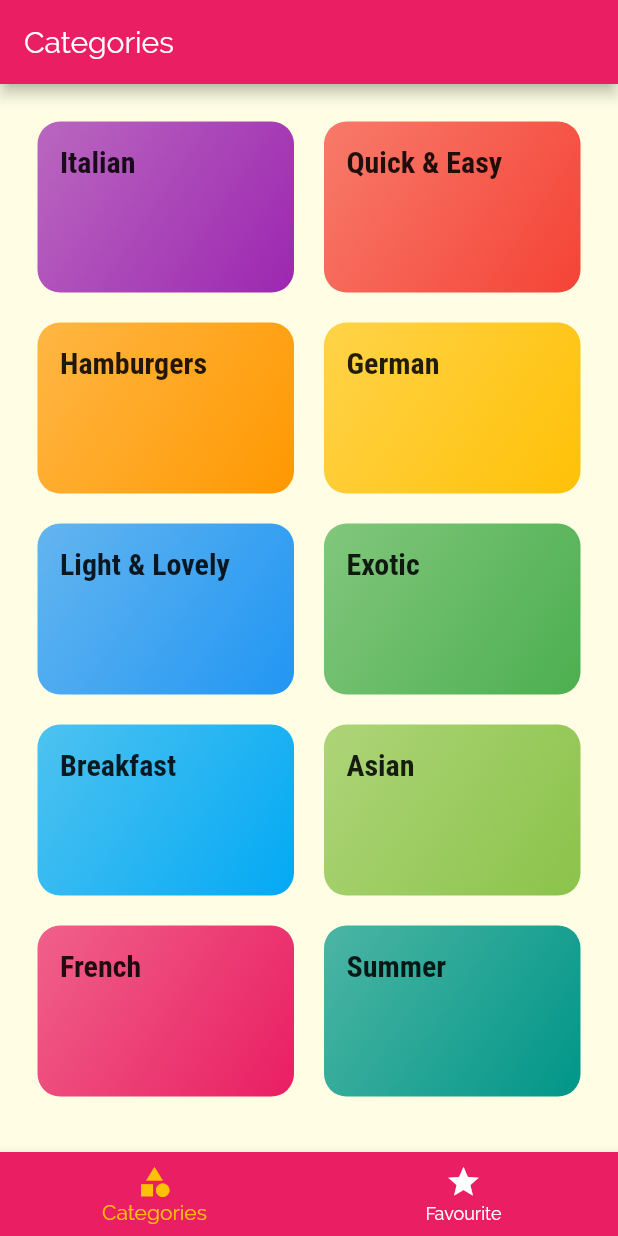
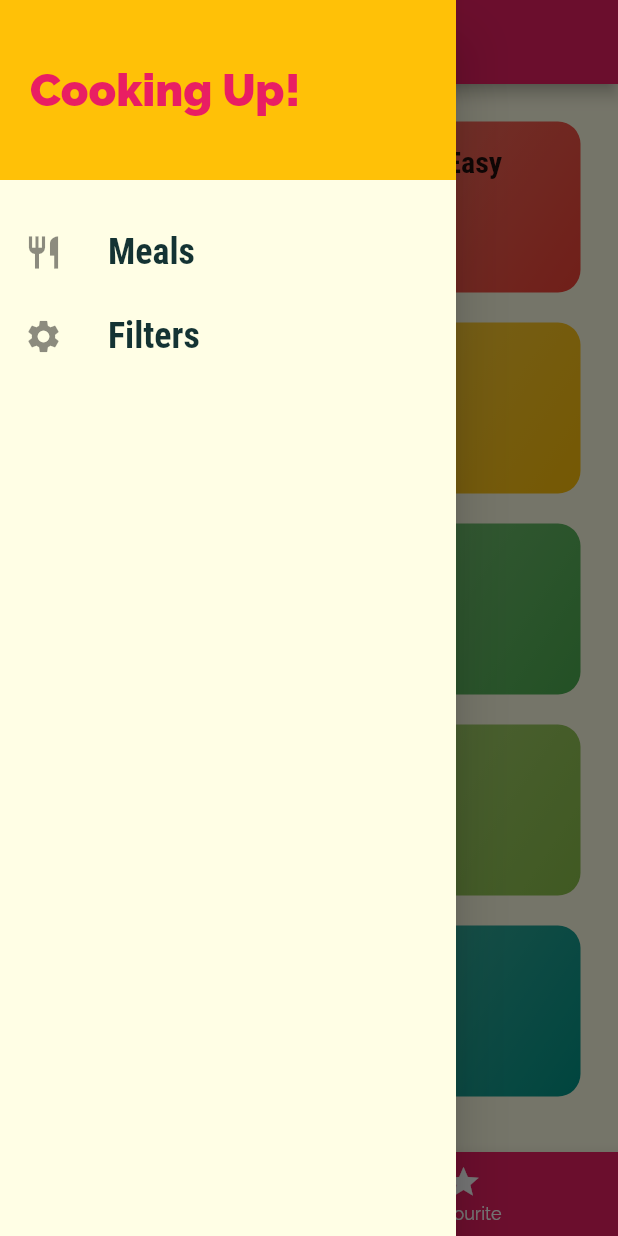
Before and after one commit to GeorgeKhalifa/Meals_App, a Flutter app: the screen it shows after launch, with the side drawer open (before the commit the screen has no drawer), on a phone screen of 412 x 824 dp. Run offline on Flutter 3.47's test engine with Material 2 defaults, Android fonts, the phone set to English and light mode, and no system bars.

Commit message:
Add Drawer

```diff
--- a/lib/main.dart
+++ b/lib/main.dart
@@ -1,3 +1,4 @@
+import './screens/filters_screen.dart';
 import './screens/tabs_screen.dart';
 import 'screens/category_meals_screen.dart';
 import 'package:flutter/material.dart';
@@ -34,6 +35,7 @@ class MyApp extends StatelessWidget {
         '/': (ctx) => TabsScreen(),
         CategoryMealsScreen.routeName: (ctx) => CategoryMealsScreen(),
         MealDetailScreen.routeName: (ctx) => MealDetailScreen(),
+        FiltersScreen.routeName :(ctx)=> FiltersScreen(),
       },
       // onGenerateRoute: (settings){
       //   print(settings.arguments);
--- /dev/null
+++ b/lib/screens/filters_screen.dart
@@ -0,0 +1,13 @@
+import 'package:flutter/material.dart';
+
+class FiltersScreen extends StatelessWidget {
+  static const routeName = '/filters';
+  @override
+  Widget build(BuildContext context) {
+    return Scaffold(
+          body: Center(
+        child: Text('Filters!'),
+      ),
+    );
+  }
+}
--- a/lib/screens/meal_detail_screen.dart
+++ b/lib/screens/meal_detail_screen.dart
@@ -2,6 +2,7 @@ import 'package:flutter/material.dart';
 import '../dummy_data.dart';
 
 class MealDetailScreen extends StatelessWidget {
+  static const routeName = '/meal-detail';
   Widget buildSectionTitle(BuildContext context, String text) {
     return Container(
         margin: EdgeInsets.symmetric(vertical: 10),
@@ -20,8 +21,6 @@ class MealDetailScreen extends StatelessWidget {
         width: 300,
         child: child);
   }
-
-  static const routeName = '/meal-detail';
   @override
   Widget build(BuildContext context) {
     final mealId = ModalRoute.of(context).settings.arguments as String;
--- a/lib/screens/tabs_screen.dart
+++ b/lib/screens/tabs_screen.dart
@@ -1,3 +1,4 @@
+import '../widgets/main_drawer.dart';
 import './favourites_screen.dart';
 import './categories_screen.dart';
 import 'package:flutter/material.dart';
@@ -26,6 +27,7 @@ class _TabsScreenState extends State<TabsScreen> {
         appBar: AppBar(
           title: Text(_pages[_selectedPageIndex]['title']),
         ),
+        drawer: MainDrawer(),
         body: _pages[_selectedPageIndex]['page'],
         bottomNavigationBar: BottomNavigationBar(
             onTap: _selectePage,
--- /dev/null
+++ b/lib/widgets/main_drawer.dart
@@ -0,0 +1,54 @@
+import 'package:flutter/material.dart';
+import '../screens/filters_screen.dart';
+
+class MainDrawer extends StatelessWidget {
+  Widget buildListTile(String title, IconData icon, Function tapHandler) {
+    return ListTile(
+      leading: Icon(icon, size: 26),
+      title: Text(
+        title,
+        style: TextStyle(
+            fontSize: 24,
+            fontWeight: FontWeight.bold,
+            fontFamily: 'RobotoCondensed'),
+      ),
+      onTap: tapHandler
+    );
+  }
+
+  @override
+  Widget build(BuildContext context) {
+    return Drawer(
+      child: Column(
+        children: <Widget>[
+          Container(
+            height: 120,
+            width: double.infinity,
+            padding: EdgeInsets.all(20),
+            alignment: Alignment.centerLeft,
+            color: Theme.of(context).accentColor,
+            child: Text(
+              'Cooking Up!',
+              style: TextStyle(
+                  fontWeight: FontWeight.w900,
+                  fontSize: 30,
+                  color: Theme.of(context).primaryColor),
+            ),
+          ),
+          SizedBox(
+            height: 20,
+          ),
+          buildListTile('Meals', Icons.restaurant,(){
+            Navigator.of(context).pushNamed('/');
+
+          }),
+          buildListTile('Filters', Icons.settings,(){
+            Navigator.of(context).pushNamed(FiltersScreen.routeName);
+
+
+          }),
+        ],
+      ),
+    );
+  }
+}
```
